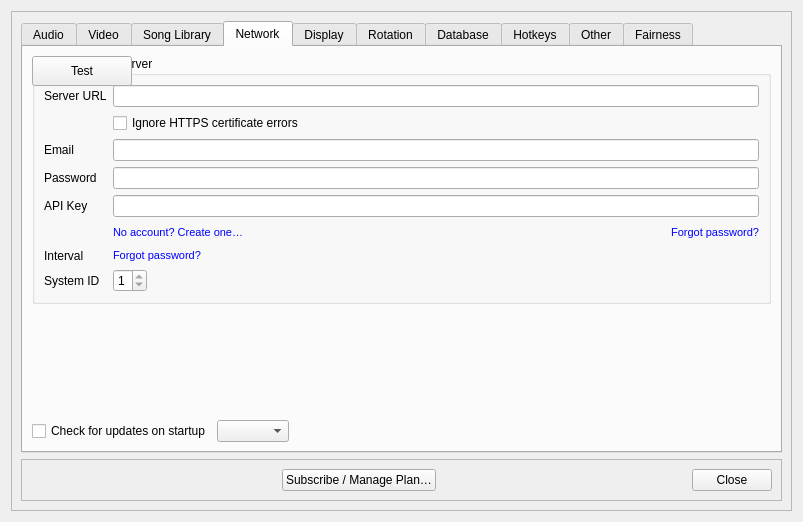
Above: src/dlgsettings.ui from pkircher29/auto-kj before the change. Below: the same form after it.
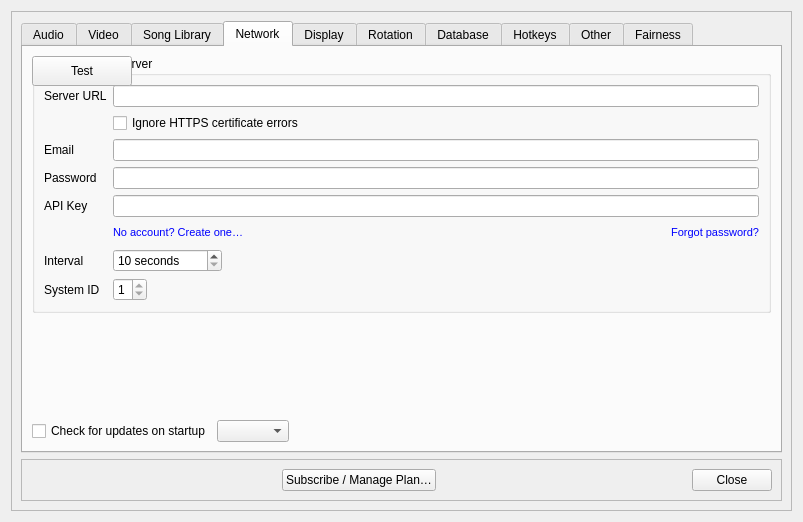
That is the form after the change. The open tabs and pages were chosen to show the change. Icons and pictures are not drawn.

Commit message: fix: dedupe forgot password settings wiring

```diff
--- a/src/dlgsettings.ui
+++ b/src/dlgsettings.ui
@@ -1195,22 +1195,6 @@
                    </item>
                   </layout>
                  </item>
-                 <item row="6" column="1">
-                  <widget class="QPushButton" name="btnForgotPassword">
-                   <property name="toolTip">
-                    <string>Reset your Auto-KJ server password</string>
-                   </property>
-                   <property name="text">
-                    <string>Forgot password?</string>
-                   </property>
-                   <property name="flat">
-                    <bool>true</bool>
-                   </property>
-                   <property name="styleSheet">
-                    <string>QPushButton { color: palette(link); text-align: left; padding: 0; border: none; font-size: 11px; }</string>
-                   </property>
-                  </widget>
-                 </item>
                  <item row="7" column="0">
                   <widget class="QLabel" name="label_30">
                    <property name="text">
```
The commit also changes 2 other files.
